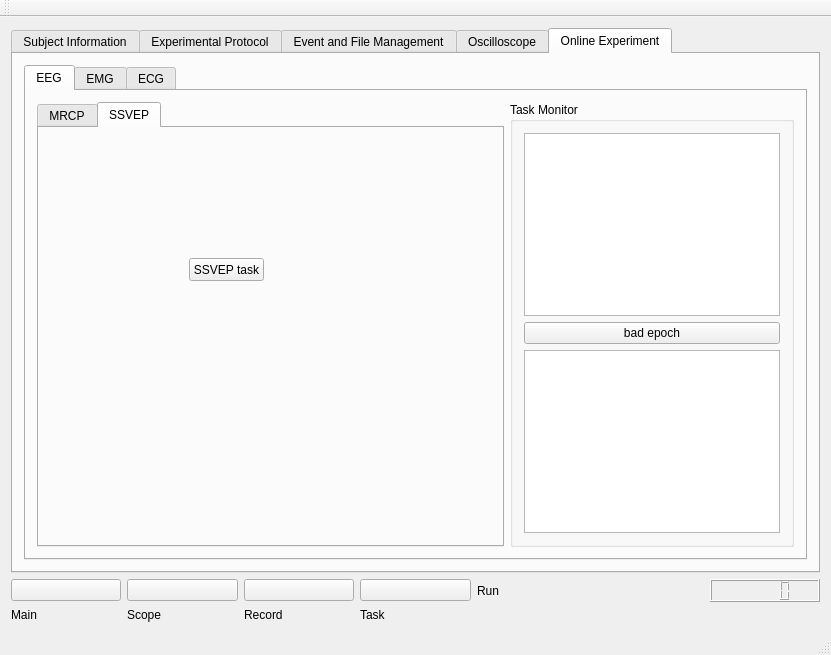
Qt form package/views/layouts/mainwindow3.ui (WILLSNIU186/EEG-Online-Experiment-GUI) before a commit.
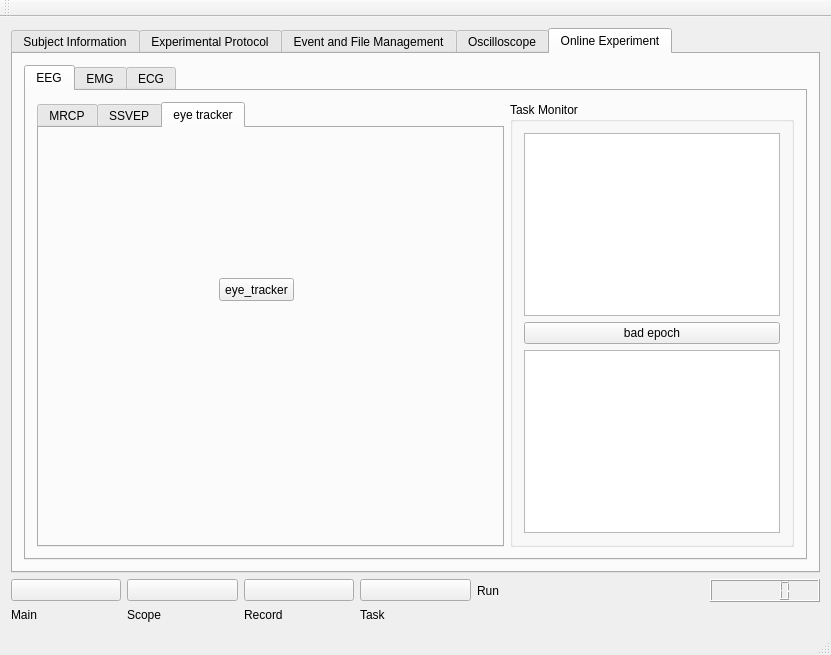
The same form after that commit. Icons and pictures are not drawn.

Commit message: eye_tracker_ui

What changed in the file:
```diff
--- a/package/views/layouts/mainwindow3.ui
+++ b/package/views/layouts/mainwindow3.ui
@@ -1545,7 +1545,7 @@
             <item row="0" column="1">
              <widget class="QTabWidget" name="tabWidget_2">
               <property name="currentIndex">
-               <number>1</number>
+               <number>2</number>
               </property>
               <widget class="QWidget" name="tab_MRCP">
                <attribute name="title">
@@ -1721,6 +1721,24 @@
                 </property>
                </widget>
               </widget>
+              <widget class="QWidget" name="tab_eyetracker">
+               <attribute name="title">
+                <string>eye tracker</string>
+               </attribute>
+               <widget class="QPushButton" name="pushButton_start_eyetracker_ui">
+                <property name="geometry">
+                 <rect>
+                  <x>180</x>
+                  <y>150</y>
+                  <width>75</width>
+                  <height>23</height>
+                 </rect>
+                </property>
+                <property name="text">
+                 <string>eye_tracker</string>
+                </property>
+               </widget>
+              </widget>
              </widget>
             </item>
            </layout>
```
The commit also changes 40 other files.
